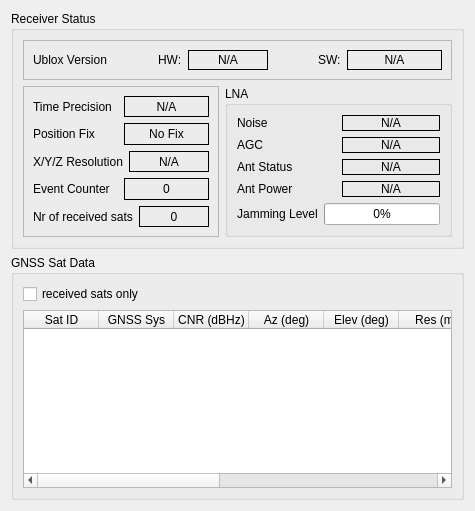
Qt form muondetector-gui-1.0.2/src/main/gpssatsform.ui (liukai-tech/muondetector) before a commit.
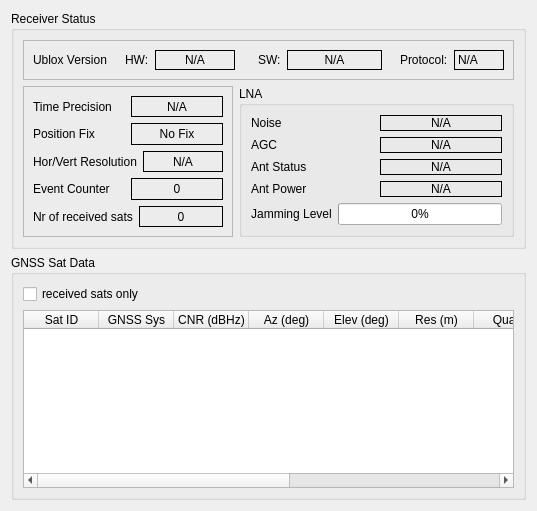
The same form after that commit.

```diff
--- a/muondetector-gui-1.0.2/src/main/gpssatsform.ui
+++ b/muondetector-gui-1.0.2/src/main/gpssatsform.ui
@@ -6,7 +6,7 @@
    <rect>
     <x>0</x>
     <y>0</y>
-    <width>475</width>
+    <width>537</width>
     <height>511</height>
    </rect>
   </property>
@@ -30,7 +30,7 @@
         </property>
         <layout class="QGridLayout" name="gridLayout_3">
          <item row="0" column="0">
-          <layout class="QHBoxLayout" name="horizontalLayout_10">
+          <layout class="QHBoxLayout" name="horizontalLayout_14">
            <item>
             <widget class="QLabel" name="label">
              <property name="frameShape">
@@ -127,6 +127,46 @@
              </item>
             </layout>
            </item>
+           <item>
+            <spacer name="horizontalSpacer_3">
+             <property name="orientation">
+              <enum>Qt::Horizontal</enum>
+             </property>
+             <property name="sizeHint" stdset="0">
+              <size>
+               <width>13</width>
+               <height>20</height>
+              </size>
+             </property>
+            </spacer>
+           </item>
+           <item>
+            <layout class="QHBoxLayout" name="horizontalLayout_10">
+             <item>
+              <widget class="QLabel" name="label_14">
+               <property name="text">
+                <string>Protocol:</string>
+               </property>
+              </widget>
+             </item>
+             <item>
+              <widget class="QLabel" name="UBXprotLabel">
+               <property name="minimumSize">
+                <size>
+                 <width>50</width>
+                 <height>0</height>
+                </size>
+               </property>
+               <property name="frameShape">
+                <enum>QFrame::Box</enum>
+               </property>
+               <property name="text">
+                <string>N/A</string>
+               </property>
+              </widget>
+             </item>
+            </layout>
+           </item>
           </layout>
          </item>
         </layout>
@@ -196,7 +236,7 @@
              <item>
               <widget class="QLabel" name="label_5">
                <property name="text">
-                <string>X/Y/Z Resolution</string>
+                <string>Hor/Vert Resolution</string>
                </property>
               </widget>
              </item>
```
